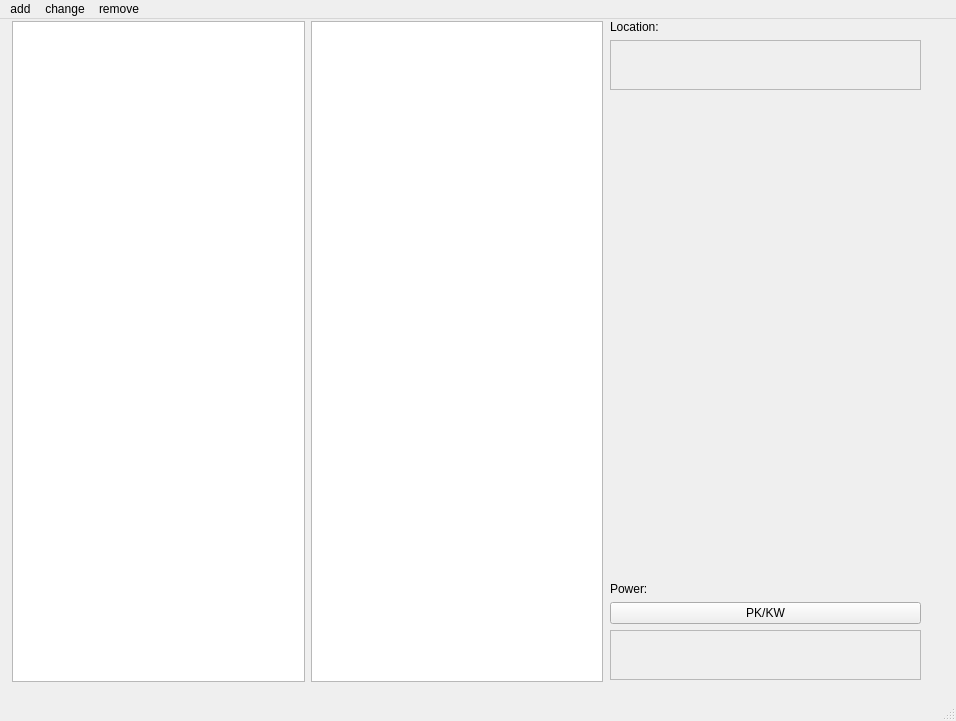
The window that GUI/mainwindow.ui (BartBas/DABeindopdracht) describes before a commit, drawn with Qt 5.
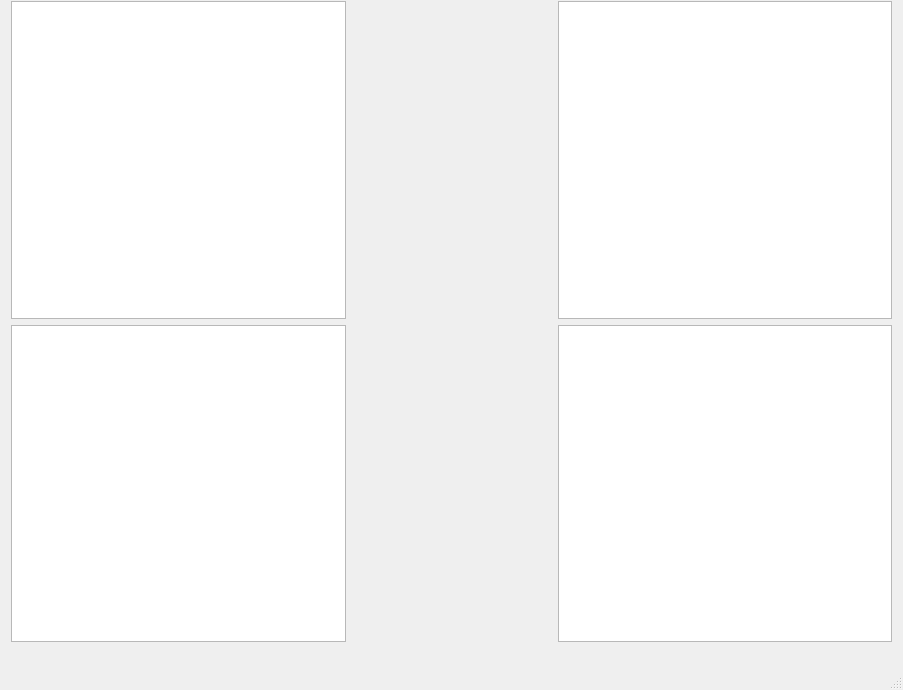
The same window after the commit.

```diff
--- a/GUI/mainwindow.ui
+++ b/GUI/mainwindow.ui
@@ -6,72 +6,37 @@
    <rect>
     <x>0</x>
     <y>0</y>
-    <width>956</width>
-    <height>721</height>
+    <width>903</width>
+    <height>690</height>
    </rect>
   </property>
   <property name="windowTitle">
    <string>MainWindow</string>
   </property>
   <widget class="QWidget" name="centralwidget">
-   <widget class="QWidget" name="layoutWidget">
+   <widget class="QWidget" name="">
     <property name="geometry">
      <rect>
-      <x>12</x>
-      <y>2</y>
-      <width>591</width>
-      <height>661</height>
+      <x>11</x>
+      <y>1</y>
+      <width>881</width>
+      <height>641</height>
      </rect>
     </property>
-    <layout class="QHBoxLayout" name="horizontalLayout">
-     <item>
+    <layout class="QGridLayout" name="gridLayout">
+     <item row="0" column="0">
       <widget class="QListWidget" name="merk"/>
      </item>
-     <item>
+     <item row="0" column="2">
       <widget class="QListWidget" name="model"/>
      </item>
-    </layout>
-   </widget>
-   <widget class="QWidget" name="layoutWidget">
-    <property name="geometry">
-     <rect>
-      <x>610</x>
-      <y>0</y>
-      <width>311</width>
-      <height>661</height>
-     </rect>
-    </property>
-    <layout class="QVBoxLayout" name="verticalLayout">
-     <item>
-      <widget class="QLabel" name="label">
-       <property name="maximumSize">
-        <size>
-         <width>16777215</width>
-         <height>15</height>
-        </size>
-       </property>
-       <property name="text">
-        <string>Location:</string>
-       </property>
-      </widget>
+     <item row="1" column="0">
+      <widget class="QListWidget" name="merkInfo"/>
      </item>
-     <item>
-      <widget class="QListWidget" name="merkInfo">
-       <property name="enabled">
-        <bool>false</bool>
-       </property>
-       <property name="maximumSize">
-        <size>
-         <width>16777215</width>
-         <height>50</height>
-        </size>
-       </property>
-       <property name="mouseTracking">
-        <bool>false</bool>
-       </property>
-      </widget>
+     <item row="1" column="2">
+      <widget class="QListWidget" name="modelDetails"/>
      </item>
-     <item>
+     <item row="0" column="1" rowspan="2">
       <widget class="QLabel" name="logo">
        <property name="minimumSize">
         <size>
@@ -81,8 +46,8 @@
        </property>
        <property name="maximumSize">
         <size>
-         <width>1000</width>
-         <height>1000</height>
+         <width>200</width>
+         <height>200</height>
         </size>
        </property>
        <property name="text">
@@ -90,39 +55,6 @@
        </property>
       </widget>
      </item>
-     <item>
-      <widget class="QLabel" name="label_2">
-       <property name="maximumSize">
-        <size>
-         <width>16777215</width>
-         <height>15</height>
-        </size>
-       </property>
-       <property name="text">
-        <string>Power:</string>
-       </property>
-      </widget>
-     </item>
-     <item>
-      <widget class="QPushButton" name="radioButton">
-       <property name="text">
-        <string>PK/KW</string>
-       </property>
-      </widget>
-     </item>
-     <item>
-      <widget class="QListWidget" name="modelDetails">
-       <property name="enabled">
-        <bool>false</bool>
-       </property>
-       <property name="maximumSize">
-        <size>
-         <width>16777215</width>
-         <height>50</height>
-        </size>
-       </property>
-      </widget>
-     </item>
     </layout>
    </widget>
   </widget>
@@ -131,36 +63,10 @@
     <rect>
      <x>0</x>
      <y>0</y>
-     <width>956</width>
+     <width>903</width>
      <height>21</height>
     </rect>
    </property>
-   <widget class="QMenu" name="menuadd">
-    <property name="title">
-     <string>add</string>
-    </property>
-    <addaction name="actionBrand"/>
-    <addaction name="actionModel"/>
-   </widget>
-   <widget class="QMenu" name="menuchange">
-    <property name="title">
-     <string>change</string>
-    </property>
-    <addaction name="actionBrandName"/>
-    <addaction name="actionHQ"/>
-    <addaction name="actionModelName"/>
-    <addaction name="actionPower"/>
-   </widget>
-   <widget class="QMenu" name="menuremove">
-    <property name="title">
-     <string>remove</string>
-    </property>
-    <addaction name="actionBrandRemove"/>
-    <addaction name="actionModelRemove"/>
-   </widget>
-   <addaction name="menuadd"/>
-   <addaction name="menuchange"/>
-   <addaction name="menuremove"/>
   </widget>
   <widget class="QStatusBar" name="statusbar"/>
   <action name="actionadd">
```
Left out of the diff: 74 changed lines with no effect on the pictures.
